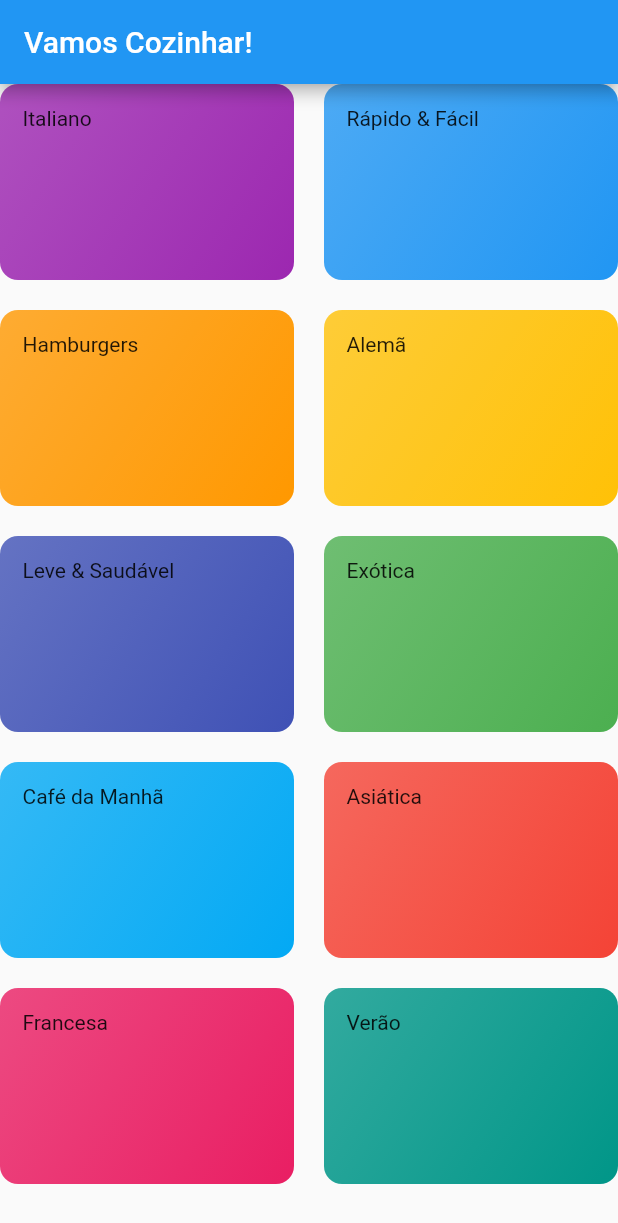
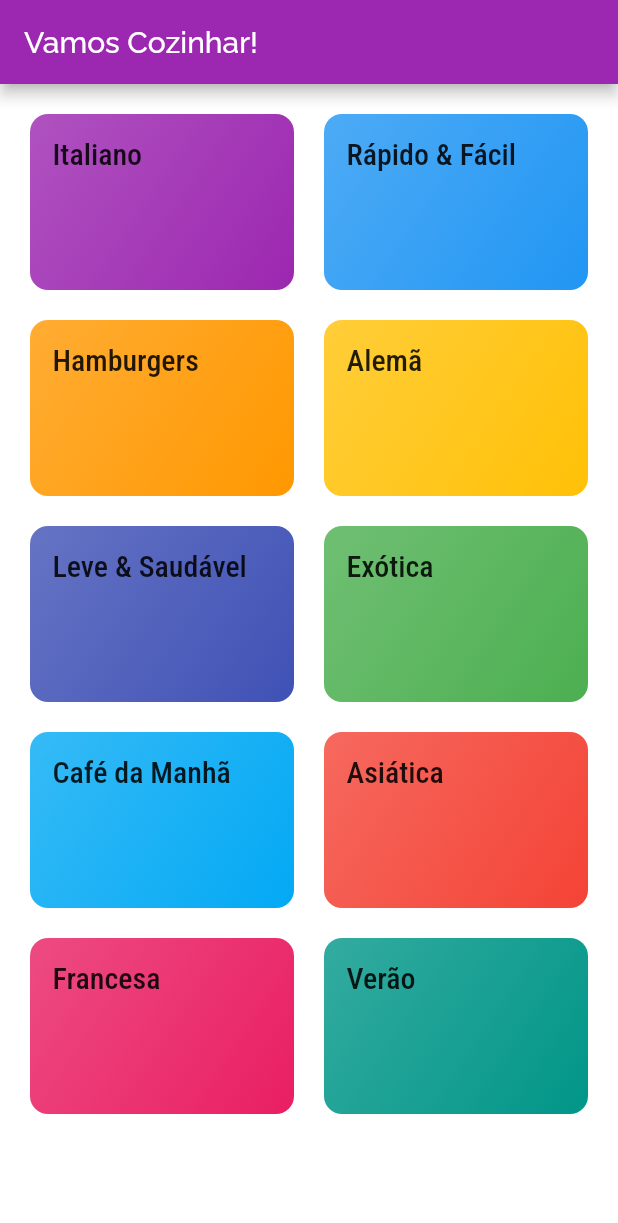
Before and after one commit to Hirook4/Receitas_Flutter, a Flutter app: the screen it shows after launch, on a phone screen of 412 x 824 dp. Shown: the top 1223 px of the screen. Run offline on Flutter 3.47's test engine with Material 2 defaults, Android fonts, the phone set to English and light mode, and no system bars.

Commit message:
Add Fonts and Themes

```diff
--- a/lib/components/category_item.dart
+++ b/lib/components/category_item.dart
@@ -8,8 +8,11 @@ class CategoryItem extends StatelessWidget {
   @override
   Widget build(BuildContext context) {
     return Container(
-      padding: EdgeInsets.all(15),
-      child: Text(category.title),
+      padding: const EdgeInsets.all(15),
+      child: Text(
+        category.title,
+        style: Theme.of(context).textTheme.title, // Usando tema definido no main.dart linha 15
+      ),
       decoration: BoxDecoration(
         borderRadius: BorderRadius.circular(12),
         gradient: LinearGradient(
--- a/lib/main.dart
+++ b/lib/main.dart
@@ -9,7 +9,16 @@ class MyApp extends StatelessWidget {
     return MaterialApp(
       title: 'Receitas',
       theme: ThemeData(
-        primarySwatch: Colors.blue,
+        primarySwatch: Colors.purple, // Cor principal do tema
+        accentColor: Colors.yellow, // Cor de destaque do tema
+        fontFamily: 'Raleway', // Fonte do tema
+        canvasColor: Colors.white, // Cor do plano de fundo do App
+        textTheme: ThemeData.light().textTheme.copyWith( // Definindo um ThemeData com a versão light (que ja passui coisas pré configuradas)
+              title: TextStyle( // Nesse caso vamos apenas mudar o title do tema "light" mantendo as outras configurações padrão
+                fontSize: 20, // Font Size desse titulo
+                fontFamily: 'RobotoCondensed', // Fonte desse titulo
+              ),
+            ),
       ),
       home: CategoriesScreen(), // Chama a tela categories_screen.dart
     );
--- a/lib/screens/categories_screen.dart
+++ b/lib/screens/categories_screen.dart
@@ -11,6 +11,7 @@ class CategoriesScreen extends StatelessWidget {
         title: Text('Vamos Cozinhar!'),
       ),
       body: GridView(
+        padding: const EdgeInsets.all(20),
         // GridView é semelhante a ListView, porem conseguindo organizar os elementos em grade
         gridDelegate: SliverGridDelegateWithMaxCrossAxisExtent(
           // Define que um Sliver (area com scroll) se extendera para o tamanho maximo do CrossAxis
```
Also changed, not shown: pubspec.yaml (+17 -6 lines), assets/fonts/Raleway-Black.ttf (added), assets/fonts/Raleway-Bold.ttf (added), assets/fonts/Raleway-Regular.ttf (added), assets/fonts/RobotoCondensed-Bold.ttf (added), assets/fonts/RobotoCondensed-Italic.ttf (added), assets/fonts/RobotoCondensed-Light.ttf (added), assets/fonts/RobotoCondensed-Regular.ttf (added).
